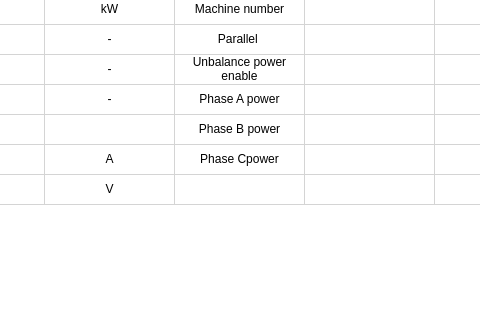
This is win.ui in megarevolpr/Win as Qt 5 draws it before an edit; both pictures show x 213 to 693 and y 132 to 452 of the 981 by 562 pixel window. The edited form follows.
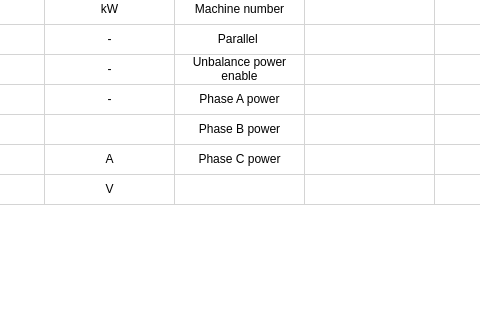
This is the edited form. The open tabs and pages were chosen to show the change. Icons and pictures are not drawn.

Patch:
```diff
--- a/win.ui
+++ b/win.ui
@@ -7810,7 +7810,7 @@
          </item>
          <item row="6" column="3">
           <property name="text">
-           <string>Phase Cpower</string>
+           <string>Phase C power</string>
           </property>
           <property name="textAlignment">
            <set>AlignCenter</set>
```
Left out of the diff: 2 changed lines with no effect on the pictures.
